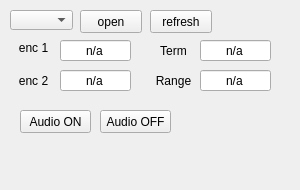
Qt form mainwindow.ui (baradoid/polden-binoc-DesktopCtrl) before a commit.
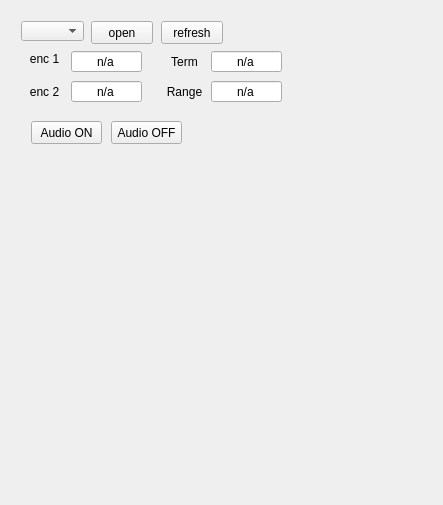
The same form after that commit. Custom widgets are drawn as their Qt base class.

What changed in the file:
```diff
--- a/mainwindow.ui
+++ b/mainwindow.ui
@@ -6,8 +6,8 @@
    <rect>
     <x>0</x>
     <y>0</y>
-    <width>300</width>
-    <height>190</height>
+    <width>443</width>
+    <height>505</height>
    </rect>
   </property>
   <property name="minimumSize">
@@ -18,8 +18,8 @@
   </property>
   <property name="maximumSize">
    <size>
-    <width>300</width>
-    <height>190</height>
+    <width>1024</width>
+    <height>768</height>
    </size>
   </property>
   <property name="windowTitle">
@@ -32,149 +32,21 @@
    <enum>QTabWidget::Rounded</enum>
   </property>
   <widget class="QWidget" name="centralWidget">
-   <widget class="QLineEdit" name="lineEditEnc1">
-    <property name="geometry">
-     <rect>
-      <x>60</x>
-      <y>40</y>
-      <width>71</width>
-      <height>21</height>
-     </rect>
-    </property>
-    <property name="text">
-     <string>n/a</string>
-    </property>
-    <property name="frame">
-     <bool>true</bool>
-    </property>
-    <property name="alignment">
-     <set>Qt::AlignCenter</set>
-    </property>
-    <property name="readOnly">
-     <bool>true</bool>
-    </property>
-   </widget>
-   <widget class="QLabel" name="label">
-    <property name="geometry">
-     <rect>
-      <x>10</x>
-      <y>40</y>
-      <width>47</width>
-      <height>16</height>
-     </rect>
-    </property>
-    <property name="text">
-     <string>enc 1</string>
-    </property>
-    <property name="alignment">
-     <set>Qt::AlignCenter</set>
-    </property>
-   </widget>
-   <widget class="QLabel" name="label_2">
-    <property name="geometry">
-     <rect>
-      <x>10</x>
-      <y>70</y>
-      <width>47</width>
-      <height>21</height>
-     </rect>
-    </property>
-    <property name="text">
-     <string>enc 2</string>
-    </property>
-    <property name="alignment">
-     <set>Qt::AlignCenter</set>
-    </property>
-   </widget>
-   <widget class="QLineEdit" name="lineEditEnc2">
-    <property name="geometry">
-     <rect>
-      <x>60</x>
-      <y>70</y>
-      <width>71</width>
-      <height>21</height>
-     </rect>
-    </property>
-    <property name="text">
-     <string>n/a</string>
-    </property>
-    <property name="alignment">
-     <set>Qt::AlignCenter</set>
-    </property>
-    <property name="readOnly">
-     <bool>true</bool>
-    </property>
-   </widget>
-   <widget class="QLabel" name="label_3">
-    <property name="geometry">
-     <rect>
-      <x>150</x>
-      <y>40</y>
-      <width>47</width>
-      <height>21</height>
-     </rect>
-    </property>
-    <property name="text">
-     <string>Term</string>
-    </property>
-    <property name="alignment">
-     <set>Qt::AlignCenter</set>
-    </property>
-   </widget>
-   <widget class="QLineEdit" name="lineEditTerm1">
-    <property name="geometry">
-     <rect>
-      <x>200</x>
-      <y>40</y>
-      <width>71</width>
-      <height>21</height>
-     </rect>
-    </property>
-    <property name="text">
-     <string>n/a</string>
-    </property>
-    <property name="alignment">
-     <set>Qt::AlignCenter</set>
-    </property>
-    <property name="readOnly">
-     <bool>true</bool>
-    </property>
-   </widget>
-   <widget class="QLabel" name="label_4">
-    <property name="geometry">
-     <rect>
-      <x>150</x>
-      <y>70</y>
-      <width>47</width>
-      <height>21</height>
-     </rect>
-    </property>
-    <property name="text">
-     <string>Range</string>
-    </property>
-    <property name="alignment">
-     <set>Qt::AlignCenter</set>
-    </property>
-   </widget>
-   <widget class="QLineEdit" name="lineEditRange">
-    <property name="geometry">
-     <rect>
-      <x>200</x>
-      <y>70</y>
-      <width>71</width>
-      <height>21</height>
-     </rect>
-    </property>
-    <property name="text">
-     <string>n/a</string>
-    </property>
-    <property name="alignment">
-     <set>Qt::AlignCenter</set>
-    </property>
-    <property name="readOnly">
-     <bool>true</bool>
-    </property>
-   </widget>
+   <layout class="QVBoxLayout" name="verticalLayout">
+    <item>
+     <widget class="QWidget" name="widget" native="true">
+      <property name="sizePolicy">
+       <sizepolicy hsizetype="Preferred" vsizetype="Preferred">
+        <horstretch>0</horstretch>
+        <verstretch>0</verstretch>
+       </sizepolicy>
+      </property>
+      <property name="minimumSize">
+       <size>
+        <width>0</width>
+        <height>150</height>
+       </size>
+      </property>
    <widget class="QPushButton" name="audioOn">
     <property name="geometry">
      <rect>
@@ -188,17 +60,23 @@
      <string>Audio ON</string>
     </property>
    </widget>
-   <widget class="QPushButton" name="audioOff">
+      <widget class="QLineEdit" name="lineEditRange">
     <property name="geometry">
      <rect>
-      <x>100</x>
-      <y>110</y>
+         <x>200</x>
+         <y>70</y>
       <width>71</width>
-      <height>23</height>
+         <height>21</height>
      </rect>
     </property>
     <property name="text">
-     <string>Audio OFF</string>
+        <string>n/a</string>
+       </property>
+       <property name="alignment">
+        <set>Qt::AlignCenter</set>
+       </property>
+       <property name="readOnly">
+        <bool>true</bool>
     </property>
    </widget>
    <widget class="QComboBox" name="comComboBox">
@@ -211,6 +89,22 @@
      </rect>
     </property>
    </widget>
+      <widget class="QLabel" name="label_3">
+       <property name="geometry">
+        <rect>
+         <x>150</x>
+         <y>40</y>
+         <width>47</width>
+         <height>21</height>
+        </rect>
+       </property>
+       <property name="text">
+        <string>Term</string>
+       </property>
+       <property name="alignment">
+        <set>Qt::AlignCenter</set>
+       </property>
+      </widget>
    <widget class="QPushButton" name="pushButtonComOpen">
     <property name="geometry">
      <rect>
@@ -237,6 +131,159 @@
      <string>refresh</string>
     </property>
    </widget>
+      <widget class="QPushButton" name="audioOff">
+       <property name="geometry">
+        <rect>
+         <x>100</x>
+         <y>110</y>
+         <width>71</width>
+         <height>23</height>
+        </rect>
+       </property>
+       <property name="text">
+        <string>Audio OFF</string>
+       </property>
+      </widget>
+      <widget class="QLineEdit" name="lineEditEnc1">
+       <property name="geometry">
+        <rect>
+         <x>60</x>
+         <y>40</y>
+         <width>71</width>
+         <height>21</height>
+        </rect>
+       </property>
+       <property name="text">
+        <string>n/a</string>
+       </property>
+       <property name="frame">
+        <bool>true</bool>
+       </property>
+       <property name="alignment">
+        <set>Qt::AlignCenter</set>
+       </property>
+       <property name="readOnly">
+        <bool>true</bool>
+       </property>
+      </widget>
+      <widget class="QLabel" name="label">
+       <property name="geometry">
+        <rect>
+         <x>10</x>
+         <y>40</y>
+         <width>47</width>
+         <height>16</height>
+        </rect>
+       </property>
+       <property name="text">
+        <string>enc 1</string>
+       </property>
+       <property name="alignment">
+        <set>Qt::AlignCenter</set>
+       </property>
+      </widget>
+      <widget class="QLabel" name="label_2">
+       <property name="geometry">
+        <rect>
+         <x>10</x>
+         <y>70</y>
+         <width>47</width>
+         <height>21</height>
+        </rect>
+       </property>
+       <property name="text">
+        <string>enc 2</string>
+       </property>
+       <property name="alignment">
+        <set>Qt::AlignCenter</set>
+       </property>
+      </widget>
+      <widget class="QLineEdit" name="lineEditEnc2">
+       <property name="geometry">
+        <rect>
+         <x>60</x>
+         <y>70</y>
+         <width>71</width>
+         <height>21</height>
+        </rect>
+       </property>
+       <property name="text">
+        <string>n/a</string>
+       </property>
+       <property name="alignment">
+        <set>Qt::AlignCenter</set>
+       </property>
+       <property name="readOnly">
+        <bool>true</bool>
+       </property>
+      </widget>
+      <widget class="QLabel" name="label_4">
+       <property name="geometry">
+        <rect>
+         <x>150</x>
+         <y>70</y>
+         <width>47</width>
+         <height>21</height>
+        </rect>
+       </property>
+       <property name="text">
+        <string>Range</string>
+       </property>
+       <property name="alignment">
+        <set>Qt::AlignCenter</set>
+       </property>
+      </widget>
+      <widget class="QLineEdit" name="lineEditTerm1">
+       <property name="geometry">
+        <rect>
+         <x>200</x>
+         <y>40</y>
+         <width>71</width>
+         <height>21</height>
+        </rect>
+       </property>
+       <property name="text">
+        <string>n/a</string>
+       </property>
+       <property name="alignment">
+        <set>Qt::AlignCenter</set>
+       </property>
+       <property name="readOnly">
+        <bool>true</bool>
+       </property>
+      </widget>
+      <zorder>audioOn</zorder>
+      <zorder>lineEditRange</zorder>
+      <zorder>comComboBox</zorder>
+      <zorder>label_3</zorder>
+      <zorder>pushButtonComOpen</zorder>
+      <zorder>pushButton_refreshCom</zorder>
+      <zorder>audioOff</zorder>
+      <zorder>lineEditEnc1</zorder>
+      <zorder>label</zorder>
+      <zorder>label_2</zorder>
+      <zorder>lineEditEnc2</zorder>
+      <zorder>label_4</zorder>
+      <zorder>lineEditTerm1</zorder>
+      <zorder>audioOn</zorder>
+      <zorder>lineEditRange</zorder>
+      <zorder>comComboBox</zorder>
+      <zorder>label_3</zorder>
+      <zorder>pushButtonComOpen</zorder>
+      <zorder>pushButton_refreshCom</zorder>
+      <zorder>audioOff</zorder>
+      <zorder>lineEditEnc1</zorder>
+      <zorder>label</zorder>
+      <zorder>label_2</zorder>
+      <zorder>lineEditEnc2</zorder>
+      <zorder>label_4</zorder>
+      <zorder>lineEditTerm1</zorder>
+     </widget>
+    </item>
+    <item>
+     <widget class="QtCharts::QChartView" name="widgetChartView" native="true"/>
+    </item>
+   </layout>
   </widget>
   <widget class="QMenuBar" name="menuBar">
    <property name="geometry">
@@ -258,6 +305,14 @@
   </widget>
  </widget>
  <layoutdefault spacing="6" margin="11"/>
+ <customwidgets>
+  <customwidget>
+   <class>QtCharts::QChartView</class>
+   <extends>QWidget</extends>
+   <header location="global">QtCharts/QChartView</header>
+   <container>1</container>
+  </customwidget>
+ </customwidgets>
  <resources/>
  <connections/>
 </ui>
```
Left out of the diff: 2 changed lines with no effect on the pictures. Lines whose indentation alone changed are shown as unchanged.
